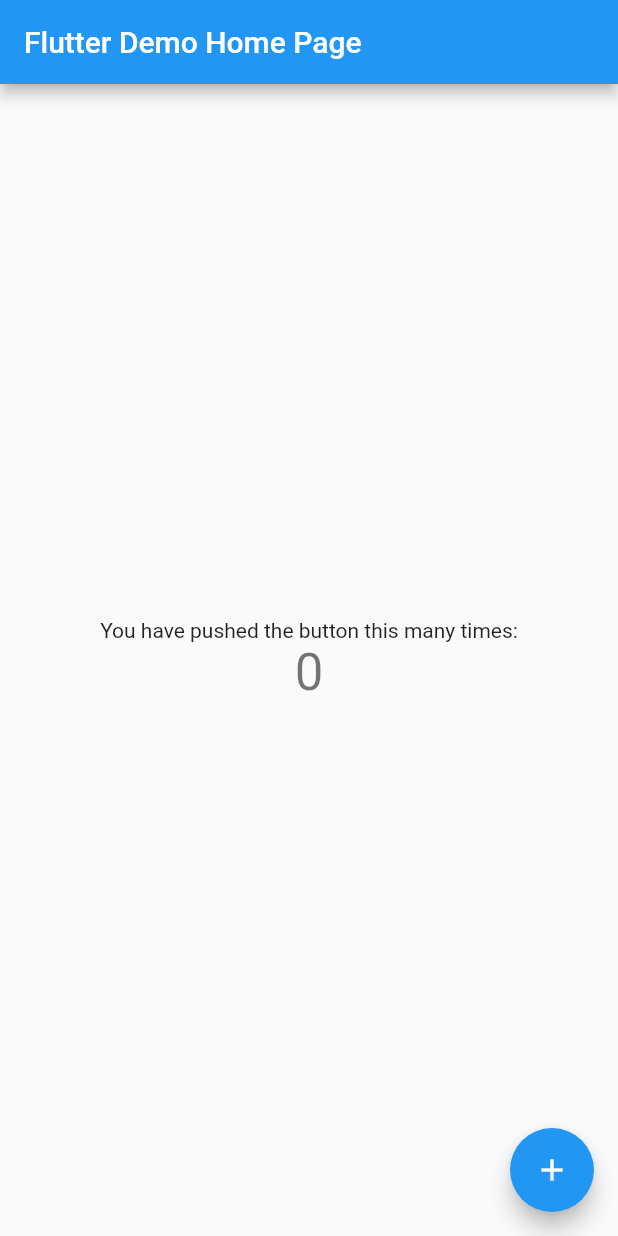
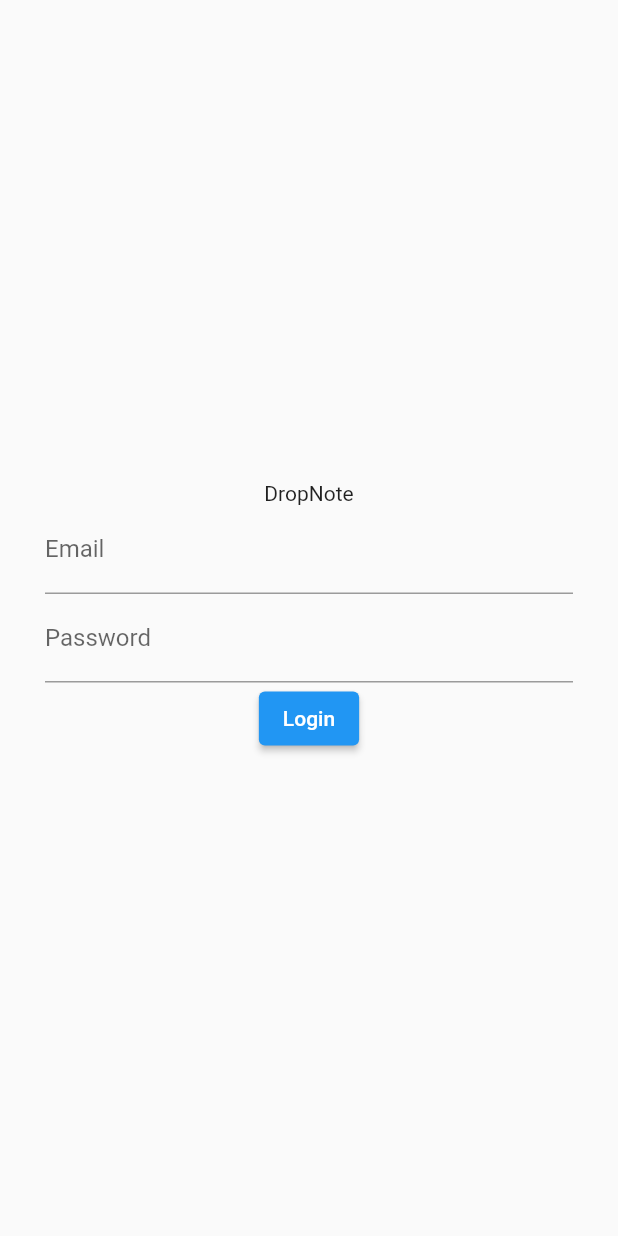
Before and after one commit to zyrrus/dropnote, a Flutter app: the screen it shows after launch, on a phone screen of 412 x 824 dp. Run offline on Flutter 3.47's test engine with Material 2 defaults, Android fonts, the phone set to English and light mode, and no system bars; our stand-ins replace cloud_firestore, firebase_auth, firebase_core, firebase_storage; accounts and stored records are empty.

Commit message:
Created login/logout pages to test everything

```diff
--- a/lib/main.dart
+++ b/lib/main.dart
@@ -1,72 +1,176 @@
+// ignore_for_file: prefer_const_constructors
+
+import 'dart:io';
+
+import 'firebase_options.dart';
+import 'package:firebase_core/firebase_core.dart';
+import 'package:firebase_auth/firebase_auth.dart';
+import 'package:firebase_storage/firebase_storage.dart';
+import 'package:cloud_firestore/cloud_firestore.dart';
 import 'package:flutter/material.dart';
-import 'package:firebase_core/firebase_core.dart';
-import 'firebase_options.dart';
 
-Future<void> main() async {
-  runApp(const MyApp());
+void main() async {
+  WidgetsFlutterBinding.ensureInitialized();
+
   await Firebase.initializeApp(
     options: DefaultFirebaseOptions.currentPlatform,
   );
+
+  if (const bool.fromEnvironment("USE_FIREBASE_EMU")) {
+    await _configureFirebaseAuth();
+    await _configureFirebaseStorage();
+    _configureFirebaseFirestore();
   }
 
-class MyApp extends StatelessWidget {
-  const MyApp({Key? key}) : super(key: key);
+  runApp(const MyApp());
+}
 
+class MyApp extends StatefulWidget {
+  const MyApp({super.key});
+
+  @override
+  State<MyApp> createState() => _MyAppState();
+}
+
+class _MyAppState extends State<MyApp> {
   @override
   Widget build(BuildContext context) {
     return MaterialApp(
-      title: 'Flutter Demo',
-      theme: ThemeData(
-        primarySwatch: Colors.blue,
+      themeMode: ThemeMode.dark,
+      debugShowCheckedModeBanner: false,
+      home: StreamBuilder<User?>(
+        stream: FirebaseAuth.instance.authStateChanges(),
+        builder: (BuildContext context, snapshot) {
+          if (snapshot.hasData) {
+            return HomePage();
+          } else {
+            return LoginPage();
+          }
+        },
       ),
-      home: const MyHomePage(title: 'Flutter Demo Home Page'),
     );
   }
 }
 
-class MyHomePage extends StatefulWidget {
-  const MyHomePage({Key? key, required this.title}) : super(key: key);
-
-  final String title;
+class LoginPage extends StatefulWidget {
+  const LoginPage({super.key});
 
   @override
-  State<MyHomePage> createState() => _MyHomePageState();
+  State<LoginPage> createState() => _LoginPageState();
 }
 
-class _MyHomePageState extends State<MyHomePage> {
-  int _counter = 0;
+class _LoginPageState extends State<LoginPage> {
+  final _emailController = TextEditingController();
+  final _passwordController = TextEditingController();
 
-  void _incrementCounter() {
-    setState(() {
-      _counter++;
-    });
+  @override
+  void dispose() {
+    _emailController.dispose();
+    _passwordController.dispose();
+    super.dispose();
+  }
+
+  Future<void> logIn() async {
+    String email = _emailController.text.trim();
+    String password = _passwordController.text.trim();
+
+    if (email.isNotEmpty && password.isNotEmpty) {
+      FirebaseAuth.instance.signInWithEmailAndPassword(
+        email: email,
+        password: password,
+      );
+    }
   }
 
   @override
   Widget build(BuildContext context) {
     return Scaffold(
-      appBar: AppBar(
-        title: Text(widget.title),
-      ),
-      body: Center(
+      body: Container(
+        margin: EdgeInsets.symmetric(horizontal: 30),
+        child: Center(
           child: Column(
             mainAxisAlignment: MainAxisAlignment.center,
-          children: <Widget>[
-            const Text(
-              'You have pushed the button this many times:',
+            children: [
+              Text("DropNote"),
+              TextField(
+                decoration: InputDecoration(
+                  label: Text("Email"),
+                  hintText: "Enter an email",
                 ),
-            Text(
-              '$_counter',
-              style: Theme.of(context).textTheme.headline4,
+                controller: _emailController,
               ),
+              TextField(
+                decoration: InputDecoration(
+                  label: Text("Password"),
+                  hintText: "Enter a password",
+                ),
+                obscureText: true,
+                controller: _passwordController,
+              ),
+              ElevatedButton(onPressed: logIn, child: Text("Login")),
             ],
           ),
         ),
-      floatingActionButton: FloatingActionButton(
-        onPressed: _incrementCounter,
-        tooltip: 'Increment',
-        child: const Icon(Icons.add),
       ),
     );
   }
 }
+
+class HomePage extends StatelessWidget {
+  const HomePage({super.key});
+
+  @override
+  Widget build(BuildContext context) {
+    return Scaffold(
+      body: Column(
+        mainAxisAlignment: MainAxisAlignment.center,
+        children: [
+          Center(child: Text("Logged in")),
+          ElevatedButton(
+              onPressed: FirebaseAuth.instance.signOut,
+              child: Text("Sign out")),
+        ],
+      ),
+    );
+  }
+}
+
+// === Emulator setup ==========================================================
+
+Future<void> _configureFirebaseAuth() async {
+  String configHost = const String.fromEnvironment("FIREBASE_EMU_URL");
+  int configPort = const int.fromEnvironment("AUTH_EMU_PORT");
+  // Android emulator must be pointed to 10.0.2.2
+  var defaultHost = Platform.isAndroid ? '10.0.2.2' : 'localhost';
+  var host = configHost.isNotEmpty ? configHost : defaultHost;
+  var port = configPort != 0 ? configPort : 9099;
+  await FirebaseAuth.instance.useAuthEmulator(host, port);
+  debugPrint('Using Firebase Auth emulator on: $host:$port');
+}
+
+Future<void> _configureFirebaseStorage() async {
+  String configHost = const String.fromEnvironment("FIREBASE_EMU_URL");
+  int configPort = const int.fromEnvironment("STORAGE_EMU_PORT");
+  // Android emulator must be pointed to 10.0.2.2
+  var defaultHost = Platform.isAndroid ? '10.0.2.2' : 'localhost';
+  var host = configHost.isNotEmpty ? configHost : defaultHost;
+  var port = configPort != 0 ? configPort : 9199;
+  await FirebaseStorage.instance.useStorageEmulator(host, port);
+  debugPrint('Using Firebase Storage emulator on: $host:$port');
+}
+
+void _configureFirebaseFirestore() {
+  String configHost = const String.fromEnvironment("FIREBASE_EMU_URL");
+  int configPort = const int.fromEnvironment("DB_EMU_PORT");
+  // Android emulator must be pointed to 10.0.2.2
+  var defaultHost = Platform.isAndroid ? '10.0.2.2' : 'localhost';
+  var host = configHost.isNotEmpty ? configHost : defaultHost;
+  var port = configPort != 0 ? configPort : 8080;
+
+  FirebaseFirestore.instance.settings = Settings(
+    host: '$host:$port',
+    sslEnabled: false,
+    persistenceEnabled: false,
+  );
+  debugPrint('Using Firebase Firestore emulator on: $host:$port');
+}
```
Lines whose indentation alone changed are shown as unchanged.
